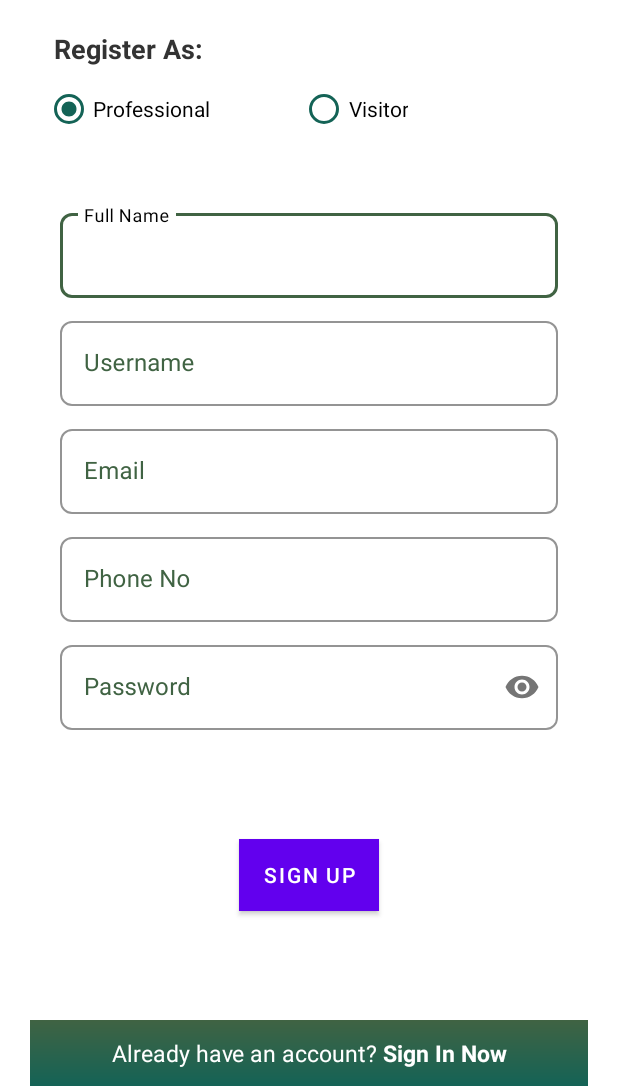
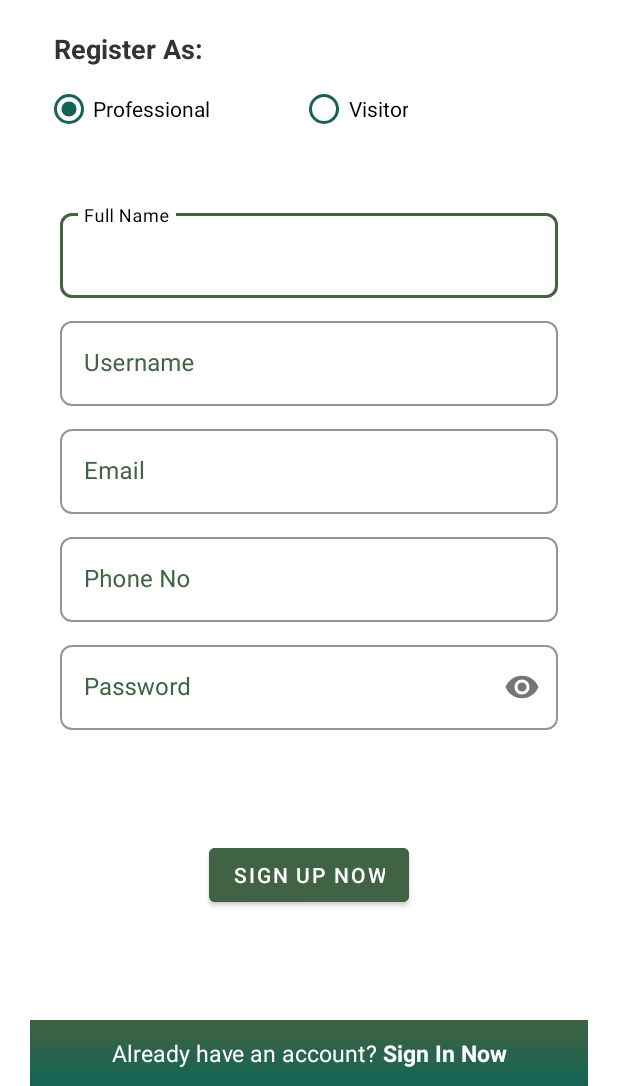
Before and after one commit to thaveeshaK/SGMedicalServices, an Android app: the RegisterActivity screen opened directly, with no data from a screen before it, on a phone screen of 412 x 824 dp, the part 150-1236 px from its top. Run offline under Robolectric (Android 15) with nearby library versions, the phone set to English and light mode, and no system bars; our stand-ins replace Firebase (no records; nobody signed in at launch, a user with empty details on screens opened directly).

Commit message:
GUI Modified

```diff
--- a/app/src/main/java/me/sanesh/healthcareapp/RegisterActivity.java
+++ b/app/src/main/java/me/sanesh/healthcareapp/RegisterActivity.java
@@ -16,6 +16,7 @@ import android.widget.Toast;
 
 import com.google.android.gms.tasks.OnCompleteListener;
 import com.google.android.gms.tasks.Task;
+import com.google.android.material.button.MaterialButton;
 import com.google.android.material.textfield.TextInputEditText;
 import com.google.android.material.textfield.TextInputLayout;
 import com.google.firebase.auth.AuthResult;
@@ -37,7 +38,7 @@ public class RegisterActivity extends AppCompatActivity {
     TextInputLayout txtRegisterEmailLayout, txtRegisterPasswordLayout, txtRegisterPhoneNoLayout, txtRegisterUserNameLayout,txtRegisterNameLayout;
     RadioGroup btnAccountType;
     RadioButton btnSelectedAccountType;
-    Button btnRegister;
+    MaterialButton btnRegister;
     TextView navLogin;
     String TAG = "Register GUI";
 
@@ -140,7 +141,7 @@ public class RegisterActivity extends AppCompatActivity {
         } else {
             if (regPassword.isEmpty() || regPassword.equals(null) || regPassword.equals("")) {
                 txtRegisterPasswordLayout.setError("Invalid Password!");
-                Log.e(TAG, "userAuthenticator, Error: Invalid Passwords!");
+                Log.e(TAG, "userAuthenticator, Error: Please enter strong Passwords!");
                 return false;
             } else  {
                 if (regUserName.isEmpty() || regUserName.equals(null) || regUserName.equals("")) {
--- a/app/src/main/res/layout/activity_register.xml
+++ b/app/src/main/res/layout/activity_register.xml
@@ -249,13 +249,13 @@
 
     </RadioGroup>
 
-    <Button
+    <com.google.android.material.button.MaterialButton
         android:id="@+id/btnRegisterUsr"
         android:layout_width="wrap_content"
         android:onClick="registerUser"
         android:layout_height="wrap_content"
-        android:text="Sign Up"
-        android:background="@drawable/gradient_login"
+        android:text="Sign Up Now"
+        android:backgroundTint="@color/btn_bg"
         app:layout_constraintBottom_toTopOf="@+id/ui_login_linearlayout2"
         app:layout_constraintEnd_toEndOf="parent"
         app:layout_constraintStart_toStartOf="parent"
```
